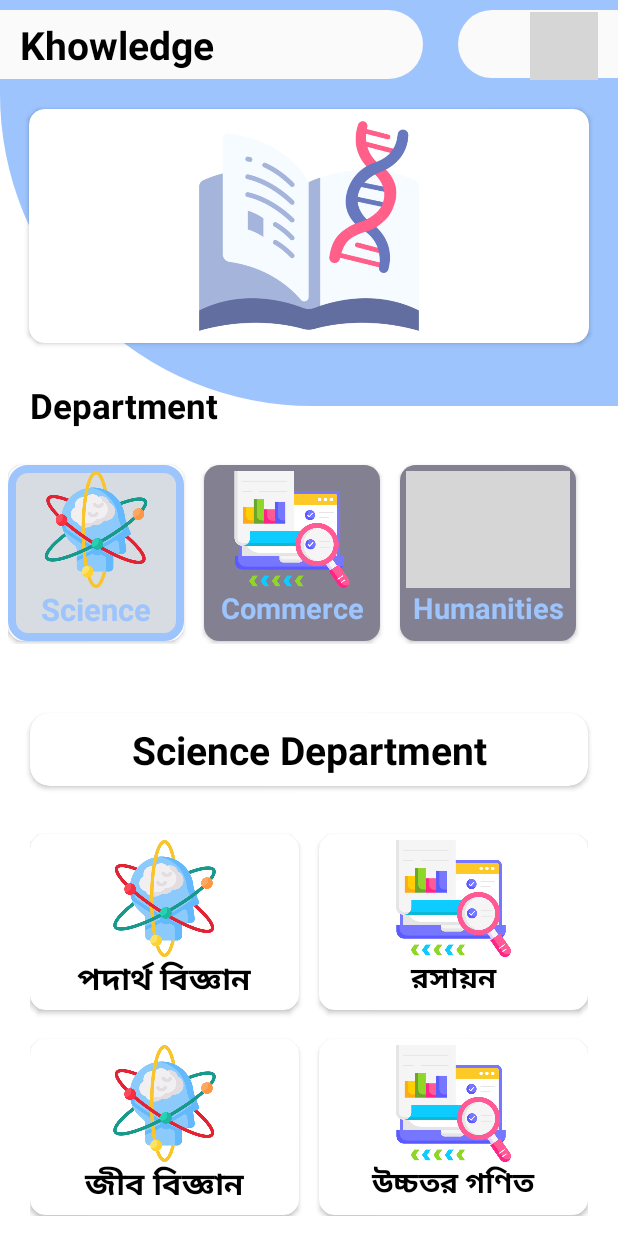
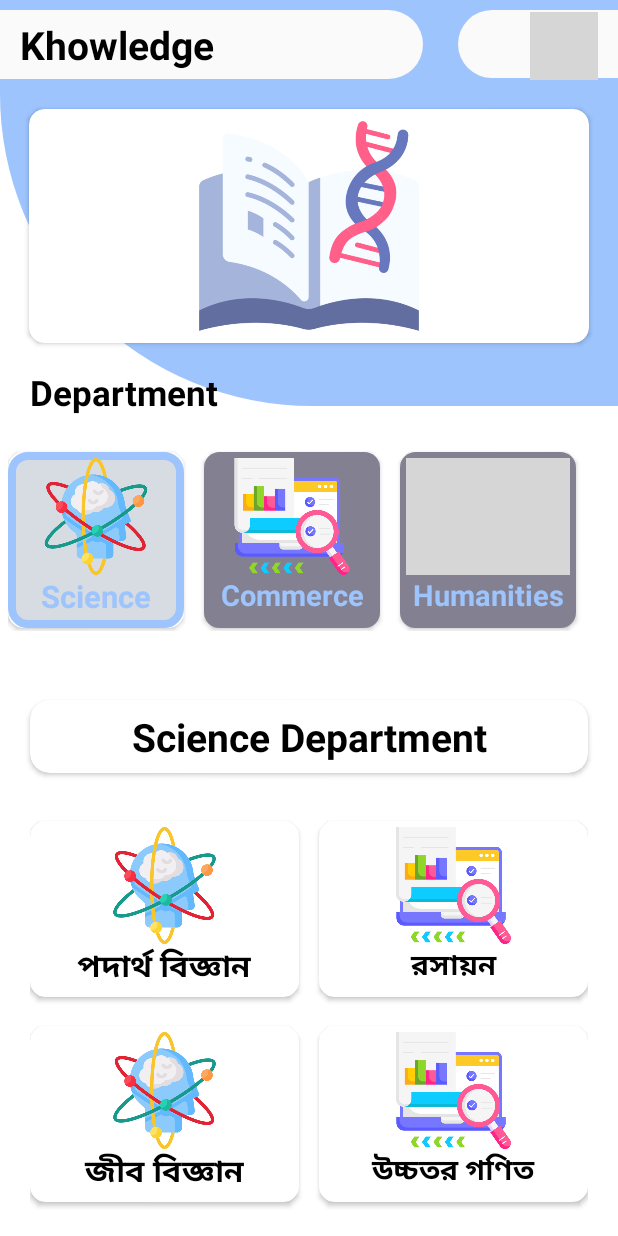
Before and after one commit to ar-abedkhan/Knowledge, an Android app: the screen it shows after launch (MainActivity), after a tap on "Science", on a phone screen of 412 x 824 dp. Run offline under Robolectric (Android 15) with nearby library versions, the phone set to English and light mode, and no system bars; our stand-ins replace CircleImageView, sdp/ssp sizes; plain views replace NeumorphCardView; grey boxes are pictures that could not be loaded.

```diff
--- a/app/src/main/res/layout/activity_main.xml
+++ b/app/src/main/res/layout/activity_main.xml
@@ -152,7 +152,7 @@
         android:layout_width="wrap_content"
         android:layout_height="wrap_content"
         android:text="Department"
-        android:layout_marginTop="@dimen/_15sdp"
+        android:layout_marginTop="@dimen/_8sdp"
         android:textColor="@color/black_textColor"
         android:textStyle="bold"
         android:id="@+id/departnameTitle"
@@ -348,8 +348,8 @@
         android:id="@+id/subjectTitle"
         android:textSize="@dimen/_18sdp"
         android:layout_marginStart="@dimen/_10sdp"
-        android:layout_marginTop="@dimen/_15sdp"
-        android:layout_marginBottom="@dimen/_15sdp"
+        android:layout_marginTop="@dimen/_10sdp"
+        android:layout_marginBottom="@dimen/_10sdp"
         android:padding="@dimen/_5sdp"
         app:layout_constraintTop_toBottomOf="@id/department"
         app:layout_constraintStart_toStartOf="parent"
@@ -361,6 +361,7 @@
         android:layout_width="match_parent"
         android:layout_height="wrap_content"
         tools:listitem="@layout/subject_design"
+        android:background="@color/recycler_back"
         app:layout_constraintStart_toStartOf="parent"
         app:layout_constraintEnd_toEndOf="parent"
         app:layoutManager="androidx.recyclerview.widget.GridLayoutManager"
@@ -374,7 +375,7 @@
 
 
 
-
+<!--.................... Department Settings .................-->
 
             <LinearLayout
                 android:layout_width="match_parent"
--- a/app/src/main/res/values-night/night.xml
+++ b/app/src/main/res/values-night/night.xml
@@ -7,7 +7,9 @@
     <color name="black_textColor">#FFFFFF</color>
     <color name="gray_50_backgroundd">#12FAFAFA</color>
     <color name="sky">#797C80</color>
+
     <color name="sky_text">#F9F9FA</color>
+    <color name="recycler_back">#B1C8DA</color>
 
 
 </resources>
--- a/app/src/main/res/values/colors.xml
+++ b/app/src/main/res/values/colors.xml
@@ -11,6 +11,7 @@
 
 
     <color name="box_clicked">#D6DCE1</color>
+    <color name="recycler_back">#E4EEF6</color>
 
     <color name="sky">#9DC4FD</color>
     <color name="sky_text">#9DC4FD</color>
```
Also changed, not shown: app/src/main/java/com/abedkhan/knowledge/MainActivity.java (+40 -29 lines).
